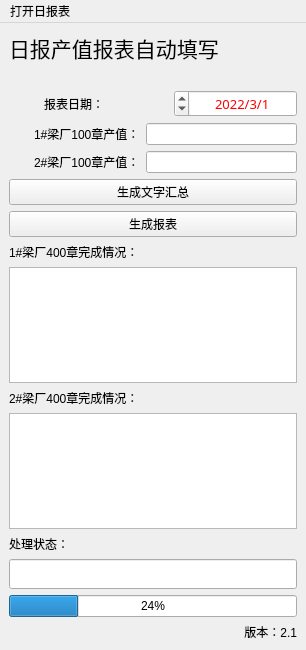
First picture: the form in 产值日报自动更新/auto_fill.ui, repository FsterThanLight/Automated_office, before the edit.
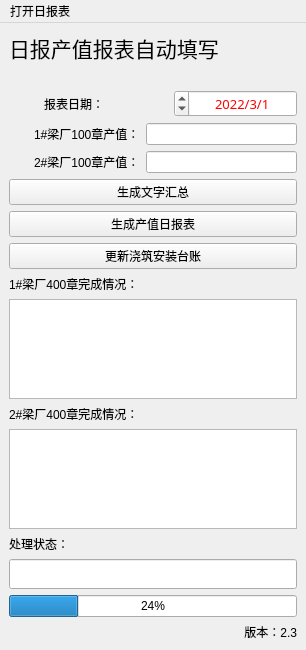
Second picture: the form after the edit.

Commit message: 2022/3/30 17:18 产值日报自动更新新增自动更新浇筑安装台账功能

```diff
--- a/产值日报自动更新/auto_fill.ui
+++ b/产值日报自动更新/auto_fill.ui
@@ -228,7 +228,14 @@
             <item>
              <widget class="QPushButton" name="button2">
               <property name="text">
-               <string>生成报表</string>
+               <string>生成产值日报表</string>
+              </property>
+             </widget>
+            </item>
+            <item>
+             <widget class="QPushButton" name="button3">
+              <property name="text">
+               <string>更新浇筑安装台账</string>
               </property>
              </widget>
             </item>
@@ -496,7 +503,7 @@
         <item>
          <widget class="QLabel" name="label_8">
           <property name="text">
-           <string>版本：2.1</string>
+           <string>版本：2.3</string>
           </property>
           <property name="alignment">
            <set>Qt::AlignRight|Qt::AlignTrailing|Qt::AlignVCenter</set>
```
The commit also changes 7 other files.
